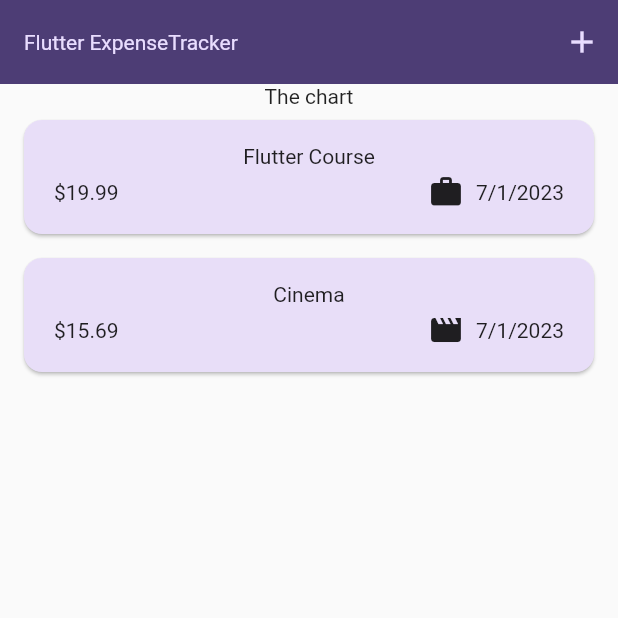
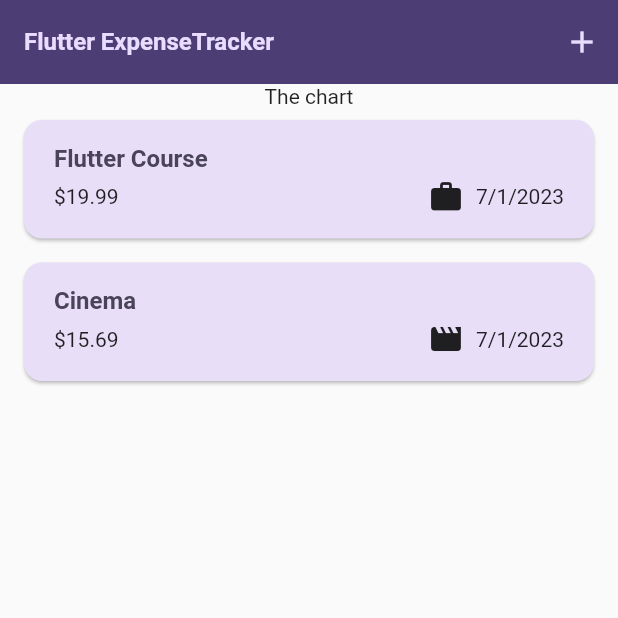
Before and after one commit to kisyam/expense, a Flutter app: the screen it shows after launch, on a phone screen of 412 x 824 dp, the top half of it. Run offline on Flutter 3.47's test engine with Material 2 defaults, Android fonts, the phone set to English and light mode, and no system bars.

```diff
--- a/lib/widgets/expenses_list/expenses_item.dart
+++ b/lib/widgets/expenses_list/expenses_item.dart
@@ -16,8 +16,12 @@ class ExpenseItem extends StatelessWidget {
             vertical: 16,
           ),
           child: Column(
+            crossAxisAlignment: CrossAxisAlignment.start,
             children: [
-              Text(expense.title),
+              Text(
+                expense.title,
+                style: Theme.of(context).textTheme.titleLarge,
+              ),
               const SizedBox(height: 4),
               Row(
                 children: [
--- a/lib/widgets/expenses_list/expenses_list.dart
+++ b/lib/widgets/expenses_list/expenses_list.dart
@@ -19,6 +19,11 @@ class ExpensesList extends StatelessWidget {
       itemCount: expenses.length,
       itemBuilder: (context, index) => Dismissible(
         key: ValueKey(expenses[index]),
+        background: Container(
+          color: Theme.of(context).colorScheme.error.withOpacity(0.75),
+          margin: EdgeInsets.symmetric(
+              horizontal: Theme.of(context).cardTheme.margin!.horizontal),
+        ),
         onDismissed: (direction) {
           onRemoveExpense(expenses[index]);
         },
```
Also changed, not shown: lib/main.dart (+20 -3 lines).
